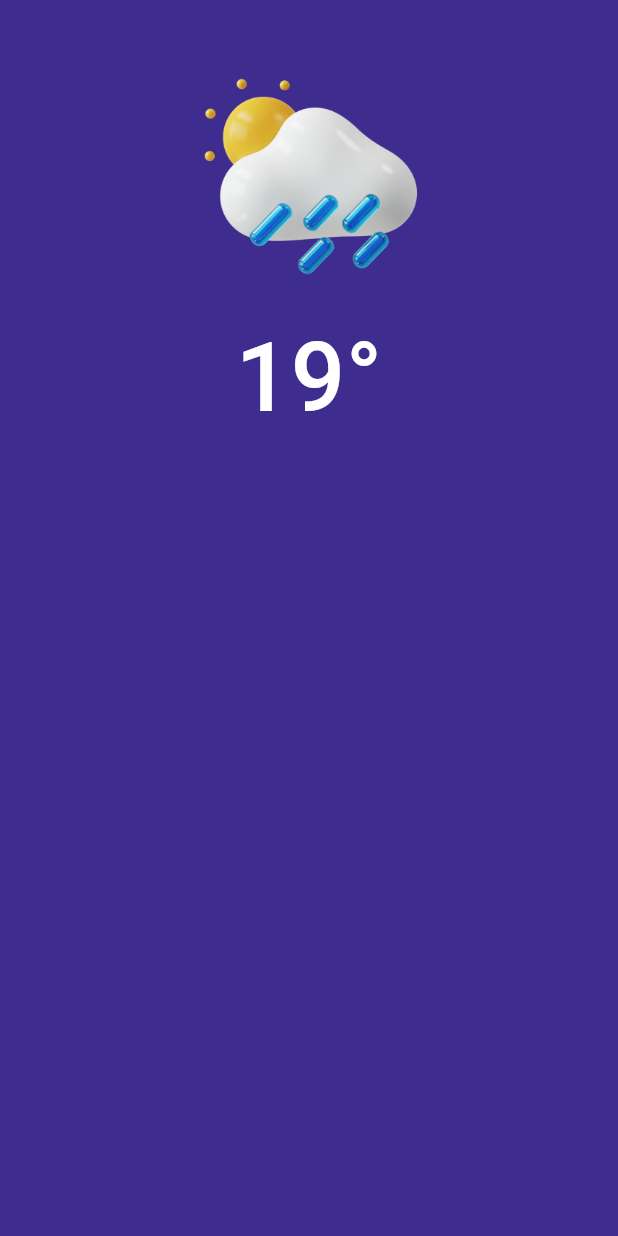
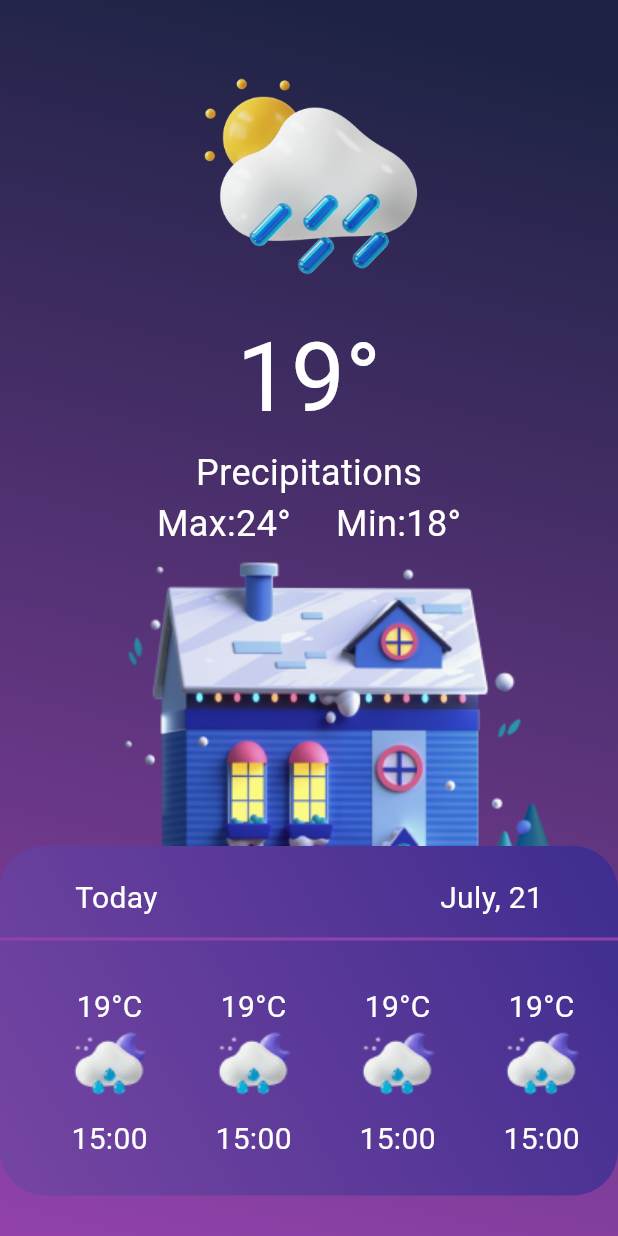
Before and after one commit to DargaHasanBasri/weather_bloc, a Flutter app: the screen it shows after launch, on a phone screen of 412 x 824 dp. Run offline on Flutter 3.47's test engine with Material 3 defaults, Android fonts, the phone set to English and light mode, and no system bars; our stand-ins replace get_it; Roboto replaces fonts that are missing (Poppins-Medium, Poppins-Regular, Poppins-SemiBold).

Commit message:
Add weather todays component in home page

```diff
--- /dev/null
+++ b/devtools_options.yaml
@@ -0,0 +1,3 @@
+description: This file stores settings for Dart & Flutter DevTools.
+documentation: https://docs.flutter.dev/tools/devtools/extensions#configure-extension-enablement-states
+extensions:
--- /dev/null
+++ b/lib/ui/pages/home/components/weather_todays.dart
@@ -0,0 +1,107 @@
+import 'package:weather_bloc/export.dart';
+import 'package:weather_bloc/utils/app_colors.dart';
+
+class WeatherTodays extends StatelessWidget {
+  const WeatherTodays({super.key});
+
+  @override
+  Widget build(BuildContext context) {
+    return Container(
+      decoration: BoxDecoration(
+        gradient: LinearGradient(
+          begin: Alignment.topRight,
+          end: Alignment.bottomLeft,
+          colors: [
+            AppColors.todayWeatherBgColor,
+            AppColors.lightTodayWeatherBgColor,
+          ],
+        ),
+        borderRadius: BorderRadius.circular(30),
+      ),
+      child: Column(
+        children: [
+          const SizedBox(height: 8),
+          Padding(
+            padding: const EdgeInsets.symmetric(
+              horizontal: 50,
+              vertical: 12,
+            ),
+            child: Row(
+              mainAxisAlignment: MainAxisAlignment.spaceBetween,
+              children: [
+                Text(
+                  'Today',
+                  style: TextStyle(
+                    color: AppColors.whiteColor,
+                    fontSize: 20,
+                    fontFamily: 'Poppins-SemiBold',
+                  ),
+                ),
+                Text(
+                  'July, 21',
+                  style: TextStyle(
+                    color: AppColors.whiteColor,
+                    fontSize: 20,
+                    fontFamily: 'Poppins-SemiBold',
+                  ),
+                ),
+              ],
+            ),
+          ),
+          Container(
+            height: 2,
+            decoration: BoxDecoration(
+              color: AppColors.lightBackgroundColor,
+            ),
+          ),
+          const SizedBox(height: 30),
+          /// To-do: Başka çözüm bul
+          SizedBox(
+            height: 110,
+            child: ListView.separated(
+              padding: const EdgeInsets.only(left: 40),
+              shrinkWrap: true,
+              scrollDirection: Axis.horizontal,
+              physics: const BouncingScrollPhysics(),
+              itemCount: 10,
+              itemBuilder: (context, index) {
+                return Column(
+                  children: [
+                    Expanded(
+                      child: Text(
+                        '19°C',
+                        style: TextStyle(
+                          color: AppColors.whiteColor,
+                          fontSize: 20,
+                          fontFamily: 'Poppins-Medium',
+                        ),
+                      ),
+                    ),
+                    Expanded(
+                      flex: 3,
+                      child: Image.asset('assets/img_rainy_night.png'),
+                    ),
+                    Expanded(
+                      child: Text(
+                        '15:00',
+                        style: TextStyle(
+                          color: AppColors.whiteColor,
+                          fontSize: 20,
+                          fontFamily: 'Poppins-Medium',
+                        ),
+                      ),
+                    ),
+                  ],
+                );
+              },
+              separatorBuilder: (BuildContext context, int index) {
+                return const SizedBox(width: 30);
+              },
+            ),
+          ),
+          const SizedBox(height: 30),
+        ],
+      ),
+    );
+  }
+}
--- a/lib/ui/pages/home/home_page.dart
+++ b/lib/ui/pages/home/home_page.dart
@@ -1,4 +1,5 @@
 import 'package:weather_bloc/export.dart';
+import 'package:weather_bloc/ui/pages/home/components/weather_todays.dart';
 import 'package:weather_bloc/utils/app_colors.dart';
 
 class HomePage extends StatefulWidget {
@@ -20,8 +21,24 @@ class _HomePageState extends BaseStatefulState<HomePage> {
   @override
   Widget build(BuildContext context) {
     return Scaffold(
-      backgroundColor: AppColors.backgroundColor,
-      body: SafeArea(
+      body: Container(
+        decoration: BoxDecoration(
+          gradient: LinearGradient(
+            begin: Alignment.topCenter,
+            end: Alignment.bottomLeft,
+            colors: [
+              AppColors.backgroundColor,
+              AppColors.lightBackgroundColor,
+            ],
+          ),
+        ),
+        child: buildBody(),
+      ),
+    );
+  }
+
+  Widget buildBody() {
+    return SafeArea(
       child: Column(
         children: [
           AspectRatio(
@@ -35,12 +52,52 @@ class _HomePageState extends BaseStatefulState<HomePage> {
             style: TextStyle(
               color: AppColors.whiteColor,
               fontSize: 64,
-                fontWeight: FontWeight.w500,
+              fontFamily: 'Poppins-Medium',
+            ),
+          ),
+          Text(
+            'Precipitations',
+            style: TextStyle(
+              color: AppColors.whiteColor,
+              fontSize: 24,
+              fontFamily: 'Poppins-Regular',
+            ),
+          ),
+          minMaxDegreeRowText(
+            '24',
+            '18',
+          ),
+          Image.asset(
+            'assets/img_home.png',
+          ),
+          const WeatherTodays(),
+        ],
+      ),
+    );
+  }
+
+  Widget minMaxDegreeRowText(String maxDegree, String minDegree) {
+    return Row(
+      mainAxisAlignment: MainAxisAlignment.center,
+      children: [
+        Text(
+          'Max:$maxDegree°',
+          style: TextStyle(
+            color: AppColors.whiteColor,
+            fontSize: 24,
+            fontFamily: 'Poppins-Regular',
+          ),
+        ),
+        const SizedBox(width: 30),
+        Text(
+          'Min:$minDegree°',
+          style: TextStyle(
+            color: AppColors.whiteColor,
+            fontSize: 24,
+            fontFamily: 'Poppins-Regular',
           ),
         ),
       ],
-        ),
-      ),
     );
   }
 }
--- a/lib/utils/app_colors.dart
+++ b/lib/utils/app_colors.dart
@@ -2,6 +2,9 @@ import 'dart:ui';
 
 final class AppColors {
   AppColors._();
-  static Color backgroundColor = const Color(0xff3E2D8F);
+  static Color backgroundColor = const Color(0xff1d2344);
+  static Color lightBackgroundColor = const Color(0xff9142aa);
+  static Color todayWeatherBgColor = const Color(0xff3e2d8f);
+  static Color lightTodayWeatherBgColor = const Color(0xff7645a2);
   static Color whiteColor = const Color(0xffffffff);
 }
```
Also changed, not shown: assets/img_home.png (added), assets/img_rainy_night.png (added). Lines whose indentation alone changed are shown as unchanged.
